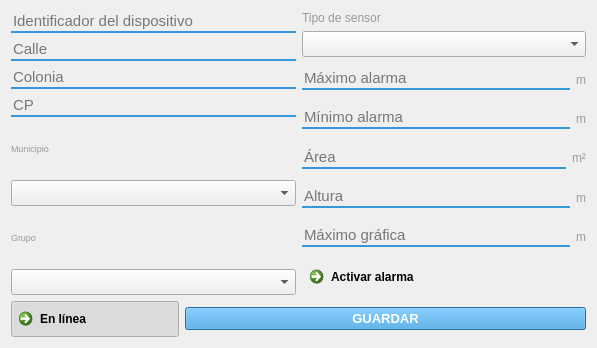
This is ventana_datos.ui in RiaJ16/H-Tech_SIG as Qt 5 draws it before an edit. The edited form follows.
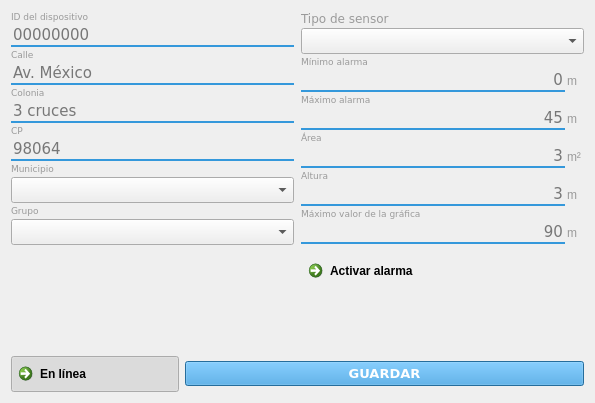
This is the edited form. Icons and pictures are not drawn.

```diff
--- a/ventana_datos.ui
+++ b/ventana_datos.ui
@@ -6,8 +6,8 @@
    <rect>
     <x>0</x>
     <y>0</y>
-    <width>597</width>
-    <height>348</height>
+    <width>595</width>
+    <height>403</height>
    </rect>
   </property>
   <property name="windowTitle">
@@ -18,10 +18,15 @@
     <normaloff>:/sigrdap/icons/nuevo.png</normaloff>:/sigrdap/icons/nuevo.png</iconset>
   </property>
   <property name="styleSheet">
-   <string notr="true">QLineEdit {
+   <string notr="true">QLineEdit{
 background-color: transparent;
 border-style: solid;
-border-bottom: 2px solid #3498db;}
+border-bottom: 2px solid #3498db;
+}
+
+QLineEdit:disabled{
+color: #7f8c8d;
+}
 
 QLabel{
 color: rgb(154, 154, 154)
@@ -30,10 +35,33 @@
   <layout class="QVBoxLayout" name="verticalLayout_9">
    <item>
     <layout class="QHBoxLayout" name="horizontalLayout_12">
-     <item>
-      <layout class="QHBoxLayout" name="horizontalLayout_11">
+     <property name="spacing">
+      <number>7</number>
+     </property>
        <item>
         <layout class="QVBoxLayout" name="verticalLayout_8">
+       <property name="spacing">
+        <number>2</number>
+       </property>
+       <item>
+        <widget class="QLabel" name="label_7">
+         <property name="maximumSize">
+          <size>
+           <width>16777215</width>
+           <height>15</height>
+          </size>
+         </property>
+         <property name="font">
+          <font>
+           <family>Verdana</family>
+           <pointsize>7</pointsize>
+          </font>
+         </property>
+         <property name="text">
+          <string>ID del dispositivo</string>
+         </property>
+        </widget>
+       </item>
          <item>
           <widget class="QLineEdit" name="editIdDispositivo">
            <property name="enabled">
@@ -41,6 +69,7 @@
            </property>
            <property name="font">
             <font>
+           <family>Verdana</family>
              <pointsize>11</pointsize>
             </font>
            </property>
@@ -51,7 +80,26 @@
             <string/>
            </property>
            <property name="placeholderText">
-            <string>Identificador del dispositivo</string>
+          <string>00000000</string>
+         </property>
+        </widget>
+       </item>
+       <item>
+        <widget class="QLabel" name="label_6">
+         <property name="maximumSize">
+          <size>
+           <width>16777215</width>
+           <height>15</height>
+          </size>
+         </property>
+         <property name="font">
+          <font>
+           <family>Verdana</family>
+           <pointsize>7</pointsize>
+          </font>
+         </property>
+         <property name="text">
+          <string>Calle</string>
            </property>
           </widget>
          </item>
@@ -62,6 +110,7 @@
            </property>
            <property name="font">
             <font>
+           <family>Verdana</family>
              <pointsize>11</pointsize>
             </font>
            </property>
@@ -72,17 +121,34 @@
             <string/>
            </property>
            <property name="placeholderText">
-            <string>Calle</string>
+          <string>Av. México</string>
+         </property>
+        </widget>
+       </item>
+       <item>
+        <widget class="QLabel" name="label_5">
+         <property name="maximumSize">
+          <size>
+           <width>16777215</width>
+           <height>15</height>
+          </size>
+         </property>
+         <property name="font">
+          <font>
+           <family>Verdana</family>
+           <pointsize>7</pointsize>
+          </font>
+         </property>
+         <property name="text">
+          <string>Colonia</string>
            </property>
           </widget>
          </item>
          <item>
           <widget class="QLineEdit" name="editColonia">
-           <property name="enabled">
-            <bool>true</bool>
-           </property>
            <property name="font">
             <font>
+           <family>Verdana</family>
              <pointsize>11</pointsize>
             </font>
            </property>
@@ -93,7 +159,26 @@
             <string/>
            </property>
            <property name="placeholderText">
-            <string>Colonia</string>
+          <string>3 cruces</string>
+         </property>
+        </widget>
+       </item>
+       <item>
+        <widget class="QLabel" name="label_4">
+         <property name="maximumSize">
+          <size>
+           <width>16777215</width>
+           <height>15</height>
+          </size>
+         </property>
+         <property name="font">
+          <font>
+           <family>Verdana</family>
+           <pointsize>7</pointsize>
+          </font>
+         </property>
+         <property name="text">
+          <string>CP</string>
            </property>
           </widget>
          </item>
@@ -104,6 +189,7 @@
            </property>
            <property name="font">
             <font>
+           <family>Verdana</family>
              <pointsize>11</pointsize>
             </font>
            </property>
@@ -114,14 +200,21 @@
             <string/>
            </property>
            <property name="placeholderText">
-            <string>CP</string>
+          <string>98064</string>
            </property>
           </widget>
          </item>
          <item>
           <widget class="QLabel" name="label">
+         <property name="maximumSize">
+          <size>
+           <width>16777215</width>
+           <height>15</height>
+          </size>
+         </property>
            <property name="font">
             <font>
+           <family>Verdana</family>
              <pointsize>7</pointsize>
             </font>
            </property>
@@ -140,6 +233,7 @@
            </property>
            <property name="font">
             <font>
+           <family>Verdana</family>
              <pointsize>11</pointsize>
             </font>
            </property>
@@ -150,8 +244,15 @@
          </item>
          <item>
           <widget class="QLabel" name="label_2">
+         <property name="maximumSize">
+          <size>
+           <width>16777215</width>
+           <height>15</height>
+          </size>
+         </property>
            <property name="font">
             <font>
+           <family>Verdana</family>
              <pointsize>7</pointsize>
             </font>
            </property>
@@ -176,6 +277,7 @@
            </property>
            <property name="font">
             <font>
+           <family>Verdana</family>
              <pointsize>11</pointsize>
             </font>
            </property>
@@ -184,12 +286,26 @@
            </property>
           </widget>
          </item>
-        </layout>
+       <item>
+        <spacer name="verticalSpacer_2">
+         <property name="orientation">
+          <enum>Qt::Vertical</enum>
+         </property>
+         <property name="sizeHint" stdset="0">
+          <size>
+           <width>0</width>
+           <height>0</height>
+          </size>
+         </property>
+        </spacer>
        </item>
       </layout>
      </item>
      <item>
       <layout class="QVBoxLayout" name="verticalLayout_5">
+       <property name="spacing">
+        <number>2</number>
+       </property>
        <item>
         <widget class="QLabel" name="label_3">
          <property name="sizePolicy">
@@ -198,6 +314,17 @@
            <verstretch>0</verstretch>
           </sizepolicy>
          </property>
+         <property name="maximumSize">
+          <size>
+           <width>16777215</width>
+           <height>15</height>
+          </size>
+         </property>
+         <property name="font">
+          <font>
+           <family>Verdana</family>
+          </font>
+         </property>
          <property name="text">
           <string>Tipo de sensor</string>
          </property>
@@ -219,6 +346,7 @@
          </property>
          <property name="font">
           <font>
+           <family>Verdana</family>
            <pointsize>11</pointsize>
           </font>
          </property>
@@ -228,36 +356,23 @@
         </widget>
        </item>
        <item>
-        <layout class="QHBoxLayout" name="horizontalLayout_2">
-         <item>
-          <widget class="QLineEdit" name="editNivelMaximo">
-           <property name="enabled">
-            <bool>true</bool>
+        <widget class="QLabel" name="labelMin">
+         <property name="maximumSize">
+          <size>
+           <width>16777215</width>
+           <height>15</height>
+          </size>
            </property>
            <property name="font">
             <font>
-             <pointsize>11</pointsize>
-            </font>
-           </property>
-           <property name="toolTip">
-            <string>Máximo alarma</string>
-           </property>
+           <family>Verdana</family>
+           <pointsize>7</pointsize>
+          </font>
+         </property>
            <property name="text">
-            <string/>
-           </property>
-           <property name="placeholderText">
-            <string>Máximo alarma</string>
-           </property>
-          </widget>
-         </item>
-         <item>
-          <widget class="QLabel" name="labelDerMax">
-           <property name="text">
-            <string>m</string>
-           </property>
-          </widget>
-         </item>
-        </layout>
+          <string>Mínimo alarma</string>
+         </property>
+        </widget>
        </item>
        <item>
         <layout class="QHBoxLayout" name="horizontalLayout_3">
@@ -268,6 +383,7 @@
            </property>
            <property name="font">
             <font>
+             <family>Verdana</family>
              <pointsize>11</pointsize>
             </font>
            </property>
@@ -277,13 +393,22 @@
            <property name="text">
             <string/>
            </property>
+           <property name="alignment">
+            <set>Qt::AlignRight|Qt::AlignTrailing|Qt::AlignVCenter</set>
+           </property>
            <property name="placeholderText">
-            <string>Mínimo alarma</string>
+            <string>0</string>
            </property>
           </widget>
          </item>
          <item>
           <widget class="QLabel" name="labelDerMin">
+           <property name="minimumSize">
+            <size>
+             <width>17</width>
+             <height>0</height>
+            </size>
+           </property>
            <property name="text">
             <string>m</string>
            </property>
@@ -291,6 +416,86 @@
          </item>
         </layout>
        </item>
+       <item>
+        <widget class="QLabel" name="labelMax">
+         <property name="maximumSize">
+          <size>
+           <width>16777215</width>
+           <height>15</height>
+          </size>
+         </property>
+         <property name="font">
+          <font>
+           <family>Verdana</family>
+           <pointsize>7</pointsize>
+          </font>
+         </property>
+         <property name="text">
+          <string>Máximo alarma</string>
+         </property>
+        </widget>
+       </item>
+       <item>
+        <layout class="QHBoxLayout" name="horizontalLayout_2">
+         <item>
+          <widget class="QLineEdit" name="editNivelMaximo">
+           <property name="enabled">
+            <bool>true</bool>
+           </property>
+           <property name="font">
+            <font>
+             <family>Verdana</family>
+             <pointsize>11</pointsize>
+            </font>
+           </property>
+           <property name="toolTip">
+            <string>Máximo alarma</string>
+           </property>
+           <property name="text">
+            <string/>
+           </property>
+           <property name="alignment">
+            <set>Qt::AlignRight|Qt::AlignTrailing|Qt::AlignVCenter</set>
+           </property>
+           <property name="placeholderText">
+            <string>45</string>
+           </property>
+          </widget>
+         </item>
+         <item>
+          <widget class="QLabel" name="labelDerMax">
+           <property name="minimumSize">
+            <size>
+             <width>17</width>
+             <height>0</height>
+            </size>
+           </property>
+           <property name="text">
+            <string>m</string>
+           </property>
+          </widget>
+         </item>
+        </layout>
+       </item>
+       <item>
+        <widget class="QLabel" name="labelArea">
+         <property name="maximumSize">
+          <size>
+           <width>16777215</width>
+           <height>15</height>
+          </size>
+         </property>
+         <property name="font">
+          <font>
+           <family>Verdana</family>
+           <pointsize>7</pointsize>
+          </font>
+         </property>
+         <property name="text">
+          <string>Área</string>
+         </property>
+        </widget>
+       </item>
        <item>
         <layout class="QHBoxLayout" name="horizontalLayout_4">
          <item>
@@ -300,6 +505,7 @@
            </property>
            <property name="font">
             <font>
+             <family>Verdana</family>
              <pointsize>11</pointsize>
             </font>
            </property>
@@ -309,13 +515,22 @@
            <property name="text">
             <string/>
            </property>
+           <property name="alignment">
+            <set>Qt::AlignRight|Qt::AlignTrailing|Qt::AlignVCenter</set>
+           </property>
            <property name="placeholderText">
-            <string>Área</string>
+            <string>3</string>
            </property>
           </widget>
          </item>
          <item>
           <widget class="QLabel" name="labelDerArea">
+           <property name="minimumSize">
+            <size>
+             <width>17</width>
+             <height>0</height>
+            </size>
+           </property>
            <property name="text">
             <string>m²</string>
            </property>
@@ -323,6 +538,25 @@
          </item>
         </layout>
        </item>
+       <item>
+        <widget class="QLabel" name="labelAltura">
+         <property name="maximumSize">
+          <size>
+           <width>16777215</width>
+           <height>15</height>
+          </size>
+         </property>
+         <property name="font">
+          <font>
+           <family>Verdana</family>
+           <pointsize>7</pointsize>
+          </font>
+         </property>
+         <property name="text">
+          <string>Altura</string>
+         </property>
+        </widget>
+       </item>
        <item>
         <layout class="QHBoxLayout" name="horizontalLayout_5">
          <item>
@@ -332,6 +566,7 @@
            </property>
            <property name="font">
             <font>
+             <family>Verdana</family>
              <pointsize>11</pointsize>
             </font>
            </property>
@@ -341,13 +576,22 @@
            <property name="text">
             <string/>
            </property>
+           <property name="alignment">
+            <set>Qt::AlignRight|Qt::AlignTrailing|Qt::AlignVCenter</set>
+           </property>
            <property name="placeholderText">
-            <string>Altura</string>
+            <string>3</string>
            </property>
           </widget>
          </item>
          <item>
           <widget class="QLabel" name="labelDerAlt">
+           <property name="minimumSize">
+            <size>
+             <width>17</width>
+             <height>0</height>
+            </size>
+           </property>
            <property name="text">
             <string>m</string>
            </property>
@@ -355,6 +599,25 @@
          </item>
         </layout>
        </item>
+       <item>
+        <widget class="QLabel" name="labelGrafica">
+         <property name="maximumSize">
+          <size>
+           <width>16777215</width>
+           <height>15</height>
+          </size>
+         </property>
+         <property name="font">
+          <font>
+           <family>Verdana</family>
+           <pointsize>7</pointsize>
+          </font>
+         </property>
+         <property name="text">
+          <string>Máximo valor de la gráfica</string>
+         </property>
+        </widget>
+       </item>
        <item>
         <layout class="QHBoxLayout" name="horizontalLayout_6">
          <item>
@@ -367,6 +630,7 @@
            </property>
            <property name="font">
             <font>
+             <family>Verdana</family>
              <pointsize>11</pointsize>
             </font>
            </property>
@@ -376,13 +640,22 @@
            <property name="text">
             <string/>
            </property>
+           <property name="alignment">
+            <set>Qt::AlignRight|Qt::AlignTrailing|Qt::AlignVCenter</set>
+           </property>
            <property name="placeholderText">
-            <string>Máximo gráfica</string>
+            <string>90</string>
            </property>
           </widget>
          </item>
          <item>
           <widget class="QLabel" name="labelDerGrafica">
+           <property name="minimumSize">
+            <size>
+             <width>17</width>
+             <height>0</height>
+            </size>
+           </property>
            <property name="text">
             <string>m</string>
            </property>
@@ -390,8 +663,29 @@
          </item>
         </layout>
        </item>
+       <item>
+        <spacer name="verticalSpacer">
+         <property name="orientation">
+          <enum>Qt::Vertical</enum>
+         </property>
+         <property name="sizeType">
+          <enum>QSizePolicy::Fixed</enum>
+         </property>
+         <property name="sizeHint" stdset="0">
+          <size>
+           <width>20</width>
+           <height>7</height>
+          </size>
+         </property>
+        </spacer>
+       </item>
        <item>
         <widget class="QCommandLinkButton" name="activarAlarma">
+         <property name="font">
+          <font>
+           <family>Segoe UI</family>
+          </font>
+         </property>
          <property name="text">
           <string>Activar alarma</string>
          </property>
@@ -404,6 +698,19 @@
          </property>
         </widget>
        </item>
+       <item>
+        <spacer name="verticalSpacer_3">
+         <property name="orientation">
+          <enum>Qt::Vertical</enum>
+         </property>
+         <property name="sizeHint" stdset="0">
+          <size>
+           <width>0</width>
+           <height>0</height>
+          </size>
+         </property>
+        </spacer>
+       </item>
       </layout>
      </item>
     </layout>
@@ -418,6 +725,11 @@
          <verstretch>0</verstretch>
         </sizepolicy>
        </property>
+       <property name="font">
+        <font>
+         <family>Segoe UI</family>
+        </font>
+       </property>
        <property name="text">
         <string>En línea</string>
        </property>
@@ -443,6 +755,7 @@
        </property>
        <property name="font">
         <font>
+         <family>Verdana</family>
          <pointsize>10</pointsize>
          <weight>75</weight>
          <bold>true</bold>
```
Left out of the diff: 2 changed lines with no effect on the pictures. Lines whose indentation alone changed are shown as unchanged.
